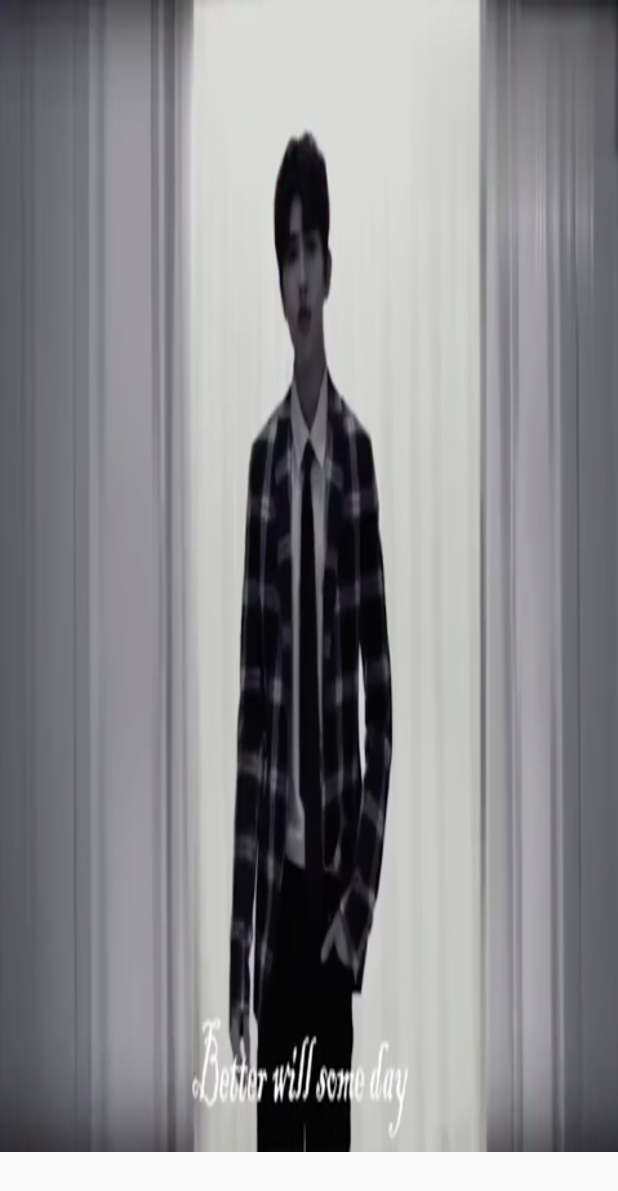
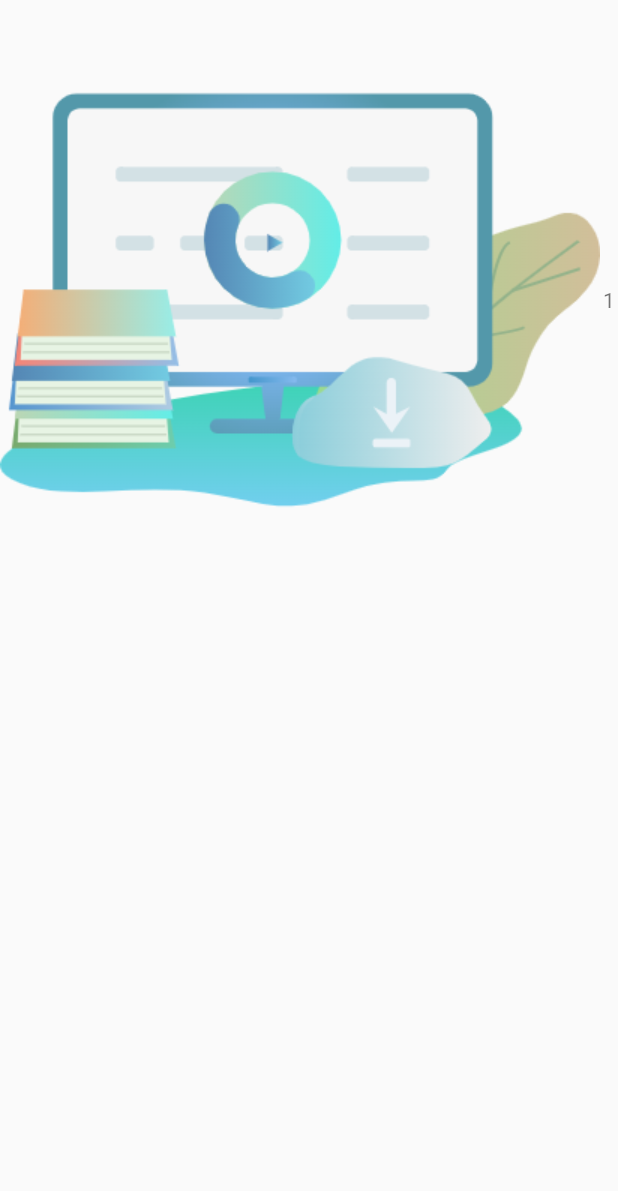
Before and after one commit to lovelinessmoe/Stydy_Android, an Android app: the layout list_item_study.xml on its own in the app's theme, with its tools: preview values and no code run, on a phone screen of 412 x 824 dp. Shown: the top 1191 px of the screen. Run offline under Robolectric (Android 15) with nearby library versions, the phone set to English and light mode, and no system bars.

Commit message:
study1 course menu v2

```diff
--- a/app/src/main/res/layout/fragment_learn.xml
+++ b/app/src/main/res/layout/fragment_learn.xml
@@ -50,8 +50,8 @@
             android:layout_width="50dp"
             android:layout_height="50dp"
             android:layout_centerInParent="true"
-            app:srcCompat="@drawable/study1start"
-            android:onClick="click"/>
+            android:onClick="click"
+            app:srcCompat="@drawable/study1start" />
 
     </RelativeLayout>
 
--- a/app/src/main/res/layout/list_item_study.xml
+++ b/app/src/main/res/layout/list_item_study.xml
@@ -1,19 +1,18 @@
 <?xml version="1.0" encoding="utf-8"?>
 <LinearLayout xmlns:android="http://schemas.android.com/apk/res/android"
     android:layout_width="match_parent"
-    android:layout_height="match_parent">
+    android:layout_height="wrap_content">
 
     <ImageView
         android:id="@+id/photo_item"
         android:layout_width="wrap_content"
         android:layout_height="wrap_content"
-        android:background="@drawable/jntm"
-        />
+        android:background="@drawable/study1itemphoto1"/>
     <TextView
         android:id="@+id/message_item"
         android:layout_width="match_parent"
         android:layout_height="match_parent"
         android:gravity="center"
-        android:text="xxxxxxxx"
+        android:text="1"
         />
 </LinearLayout>
```
Also changed, not shown: app/src/main/java/xyz/javaee/study/Fragment/LearnFragment.java (+11 -12 lines).
